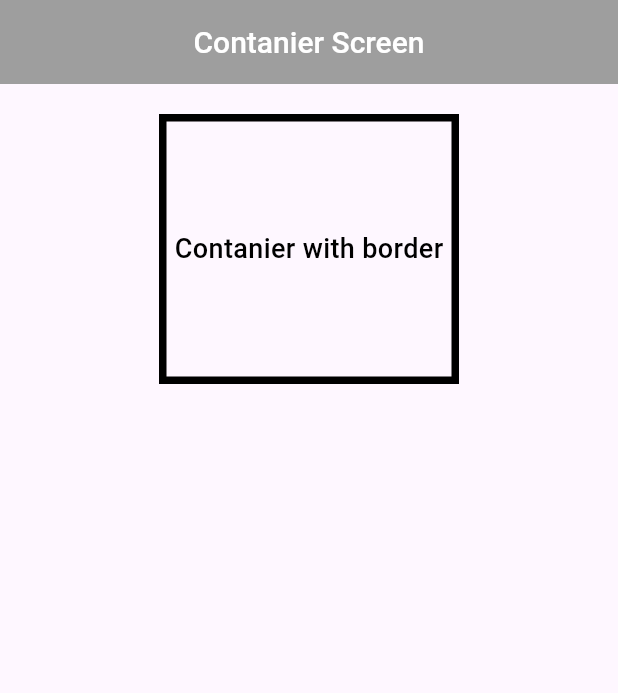
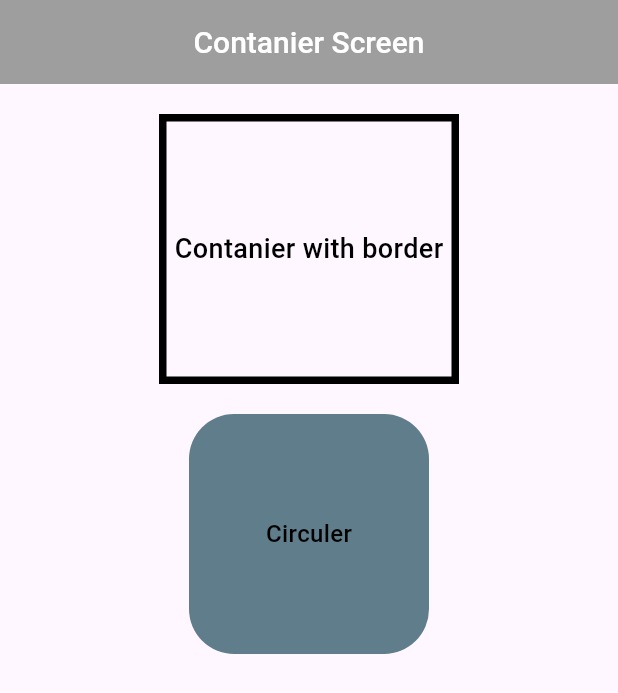
Before and after one commit to MuhammadAmirKhan-57/row_column_widget, a Flutter app: the screen it shows after launch, on a phone screen of 412 x 824 dp. Shown: the top 693 px of the screen. Run offline on Flutter 3.47's test engine with Material 3 defaults, Android fonts, the phone set to English and light mode, and no system bars.

Commit message:
Circuler

```diff
--- a/lib/container/container_screen.dart
+++ b/lib/container/container_screen.dart
@@ -36,6 +36,21 @@ class ContainerScreen extends StatelessWidget {
                   fontWeight: FontWeight.w500,
                 ),),
               ),
+              SizedBox(height: 20),
+              Container(
+                width: 160,
+                height: 160,
+                alignment: Alignment(0, 0),
+                decoration: BoxDecoration(
+                  color: Colors.blueGrey,
+                  borderRadius: BorderRadius.circular(30),
+                ),
+                child: Text('Circuler', style: TextStyle(
+                  fontSize: 16,
+                  color: Colors.black,
+                  fontWeight: FontWeight.w500,
+                ),),
+              ),
             ],
           ),
         ),
```
